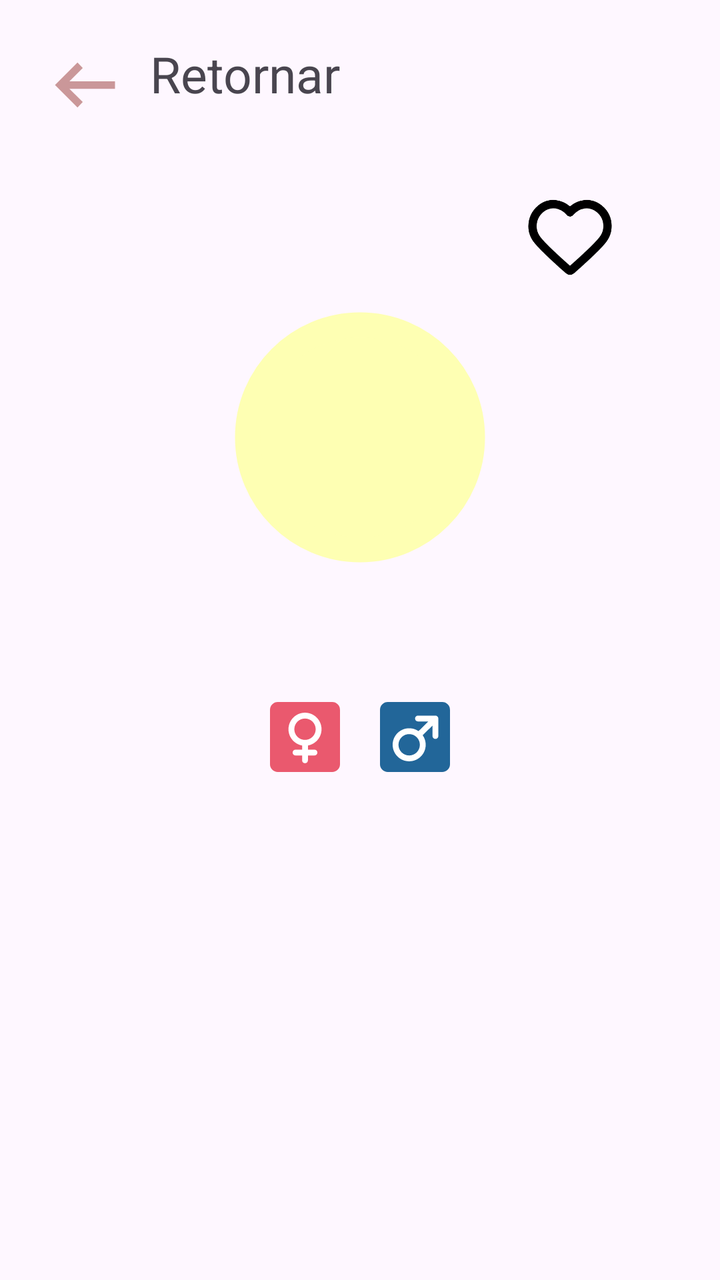
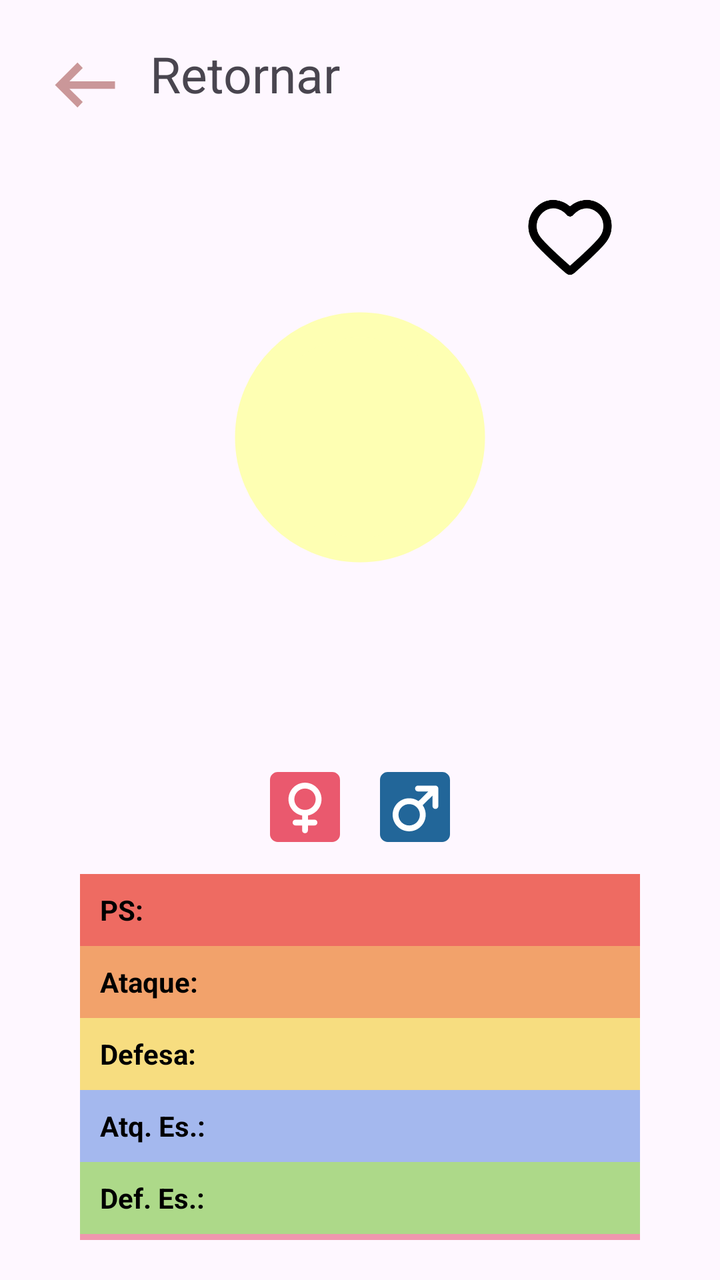

Compare the two renders of this Android layout. The source of the first and the diff that turns it into the second are given below.
<!-- AndroidManifest.xml: application theme Theme.App_Pokemon -->
<!-- res/layout/activity_tela_pokemon.xml -->
<?xml version="1.0" encoding="utf-8"?>
<androidx.constraintlayout.widget.ConstraintLayout xmlns:android="http://schemas.android.com/apk/res/android"
    xmlns:app="http://schemas.android.com/apk/res-auto"
    xmlns:tools="http://schemas.android.com/tools"
    android:id="@+id/main"
    android:layout_width="match_parent"
    android:layout_height="match_parent"
    tools:context="UI.tela_pokemon"
    android:padding="20dp">

    <ImageView
        android:id="@+id/back_arrow"
        android:layout_width="45dp"
        android:layout_height="45dp"
        app:layout_constraintTop_toTopOf="parent"
        app:layout_constraintLeft_toLeftOf="parent"
        android:src="@drawable/outline_arrow_left_alt_24"
/>

    <TextView
        android:id="@+id/title"
        android:layout_width="wrap_content"
        android:layout_height="wrap_content"
        android:text="@string/back_arrow"
        android:textSize="25dp"
        app:layout_constraintTop_toTopOf="parent"
        app:layout_constraintLeft_toRightOf="@id/back_arrow"
        android:layout_marginLeft="10dp"
        />
    <ImageView
        android:id="@+id/is_fav"
        android:layout_width="50dp"
        android:layout_height="50dp"
        android:src="@drawable/heart_svgrepo_com"
        app:layout_constraintTop_toBottomOf="@id/title"
        app:layout_constraintRight_toRightOf="parent"
        android:layout_marginTop="40dp"
        android:layout_marginRight="30dp"
        />
    <ImageView
        android:id="@+id/pokemon"
        android:layout_width="150dp"
        android:layout_height="150dp"
        android:src="@drawable/circle_svgrepo_com"
        app:layout_constraintTop_toBottomOf="@id/is_fav"
        app:layout_constraintStart_toStartOf="parent"
        app:layout_constraintEnd_toEndOf="parent"
        />
    <TextView
        android:id="@+id/nome_poke"
        android:text=""
        android:layout_width="wrap_content"
        android:layout_height="wrap_content"
        android:textSize="28sp"
        android:layout_marginTop="10dp"
        app:layout_constraintTop_toBottomOf="@id/pokemon"
        app:layout_constraintStart_toStartOf="parent"
        app:layout_constraintEnd_toEndOf="parent"
        />
    <ImageView
        android:id="@+id/female_icon"
        android:layout_width="35dp"
        android:layout_height="35dp"
        app:layout_constraintTop_toBottomOf="@id/nome_poke"
        app:layout_constraintLeft_toLeftOf="parent"
        app:layout_constraintRight_toLeftOf="@id/male_icon"
        android:src="@drawable/female_sign_svgrepo_com"
        app:layout_constraintHorizontal_chainStyle="packed"
        android:layout_marginRight="20dp"
        android:layout_marginTop="10dp"
        />

    <ImageView
        android:id="@+id/male_icon"
        android:layout_width="35dp"
        android:layout_height="35dp"
        app:layout_constraintTop_toBottomOf="@id/nome_poke"
        app:layout_constraintLeft_toRightOf="@id/female_icon"
        app:layout_constraintRight_toRightOf="parent"
        android:src="@drawable/male_sign_svgrepo_com"
        android:layout_marginTop="10dp"
        />
</androidx.constraintlayout.widget.ConstraintLayout>
<!-- resources referenced by this layout -->
<resources>
  <!-- drawable circle_svgrepo_com (drawable) -->
  <vector xmlns:android="http://schemas.android.com/apk/res/android"
      android:width="800dp"
      android:height="800dp"
      android:viewportWidth="24"
      android:viewportHeight="24">
    <path
        android:pathData="M21,12C21,16.971 16.971,21 12,21C7.029,21 3,16.971 3,12C3,7.029 7.029,3 12,3C16.971,3 21,7.029 21,12Z"
        android:strokeLineJoin="round"
        android:strokeWidth="2"
        android:fillColor="#FEFFB3"
        android:strokeColor="#FEFFB3"
        android:strokeLineCap="round"/>
  </vector>
  <!-- drawable male_sign_svgrepo_com (drawable) -->
  <vector xmlns:android="http://schemas.android.com/apk/res/android"
      android:width="800dp"
      android:height="800dp"
      android:viewportWidth="36"
      android:viewportHeight="36">
    <path
        android:pathData="M36,32a4,4 0,0 1,-4 4H4a4,4 0,0 1,-4 -4V4a4,4 0,0 1,4 -4h28a4,4 0,0 1,4 4v28z"
        android:fillColor="#269"/>
    <path
        android:pathData="M15,30.5c-4.687,0 -8.5,-3.813 -8.5,-8.5s3.813,-8.5 8.5,-8.5s8.5,3.813 8.5,8.5s-3.813,8.5 -8.5,8.5zM15,16.5c-3.032,0 -5.5,2.468 -5.5,5.5s2.468,5.5 5.5,5.5s5.5,-2.468 5.5,-5.5s-2.468,-5.5 -5.5,-5.5z"
        android:fillColor="#FFF"/>
    <path
        android:pathData="M28.5,7h-8.969a1.5,1.5 0,1 0,0 3h5.348l-7,6.879L20,19l7,-6.879V17.5a1.5,1.5 0,0 0,3 0v-9A1.5,1.5 0,0 0,28.5 7z"
        android:fillColor="#FFF"/>
  </vector>
  <!-- drawable outline_arrow_left_alt_24 (drawable) -->
  <vector xmlns:android="http://schemas.android.com/apk/res/android" android:autoMirrored="true" android:height="24dp" android:tint="#CA9799" android:viewportHeight="960" android:viewportWidth="960" android:width="24dp">
        
      <path android:fillColor="@android:color/white" android:pathData="M400,720L160,480L400,240L456,298L314,440L800,440L800,520L314,520L456,662L400,720Z"/>
      
  </vector>
  <string name="back_arrow">Retornar</string>
  <style name="Theme.App_Pokemon" parent="Base.Theme.App_Pokemon" />
  <style name="Base.Theme.App_Pokemon" parent="Theme.Material3.DayNight.NoActionBar">
          
          
      </style>
  <!-- unchanged entries left out for length: 2 -->
</resources>

<!-- the commit's change to res/layout/activity_tela_pokemon.xml (unified diff, before → after) -->
@@ -57,11 +57,40 @@
         app:layout_constraintStart_toStartOf="parent"
         app:layout_constraintEnd_toEndOf="parent"
         />
+    <LinearLayout
+        android:id="@+id/tipos"
+        android:layout_width="wrap_content"
+        android:layout_height="wrap_content"
+        android:orientation="horizontal"
+        android:layout_marginTop="10dp"
+        app:layout_constraintTop_toBottomOf="@id/nome_poke"
+        app:layout_constraintStart_toStartOf="parent"
+        app:layout_constraintEnd_toEndOf="parent">
+        <TextView
+            android:id="@+id/tipo1"
+            android:layout_width="wrap_content"
+            android:layout_height="wrap_content"
+            android:paddingHorizontal="8dp"
+            android:paddingVertical="3dp"
+            android:textColor="@color/white"
+            android:textStyle="bold" />
+        <TextView
+            android:id="@+id/tipo2"
+            android:layout_width="wrap_content"
+            android:layout_height="wrap_content"
+            android:layout_marginStart="16dp"
+            android:paddingHorizontal="8dp"
+            android:paddingVertical="3dp"
+            android:textColor="@color/white"
+            android:textStyle="bold"
+            android:visibility="gone" />
+    </LinearLayout>
+
     <ImageView
         android:id="@+id/female_icon"
         android:layout_width="35dp"
         android:layout_height="35dp"
-        app:layout_constraintTop_toBottomOf="@id/nome_poke"
+        app:layout_constraintTop_toBottomOf="@id/tipos"
         app:layout_constraintLeft_toLeftOf="parent"
         app:layout_constraintRight_toLeftOf="@id/male_icon"
         android:src="@drawable/female_sign_svgrepo_com"
@@ -74,10 +103,203 @@
         android:id="@+id/male_icon"
         android:layout_width="35dp"
         android:layout_height="35dp"
-        app:layout_constraintTop_toBottomOf="@id/nome_poke"
+        app:layout_constraintTop_toBottomOf="@id/tipos"
         app:layout_constraintLeft_toRightOf="@id/female_icon"
         app:layout_constraintRight_toRightOf="parent"
         android:src="@drawable/male_sign_svgrepo_com"
         android:layout_marginTop="10dp"
         />
+
+    
+    <LinearLayout
+        android:id="@+id/stats"
+        android:layout_width="0dp"
+        android:layout_height="wrap_content"
+        android:orientation="vertical"
+        android:layout_marginTop="16dp"
+        android:layout_marginHorizontal="20dp"
+        app:layout_constraintTop_toBottomOf="@id/female_icon"
+        app:layout_constraintStart_toStartOf="parent"
+        app:layout_constraintEnd_toEndOf="parent">
+        <LinearLayout
+            android:layout_width="match_parent"
+            android:layout_height="36dp"
+            android:orientation="horizontal"
+            android:gravity="center_vertical"
+            android:paddingHorizontal="10dp"
+            android:background="@color/stat_hp_fundo">
+            <TextView
+                android:layout_width="105dp"
+                android:layout_height="wrap_content"
+                android:text="@string/stat_hp"
+                android:textStyle="bold"
+                android:textColor="@color/black" />
+            <TextView
+                android:id="@+id/valor_hp"
+                android:layout_width="45dp"
+                android:layout_height="wrap_content"
+                android:textColor="@color/black" />
+            <ProgressBar
+                android:id="@+id/barra_hp"
+                style="?android:attr/progressBarStyleHorizontal"
+                android:layout_width="0dp"
+                android:layout_weight="1"
+                android:layout_height="22dp"
+                android:minHeight="22dp"
+                android:maxHeight="22dp"
+                android:max="255"
+                android:progressDrawable="@drawable/barra_stat"
+                android:progressTint="@color/stat_hp" />
+        </LinearLayout>
+        <LinearLayout
+            android:layout_width="match_parent"
+            android:layout_height="36dp"
+            android:orientation="horizontal"
+            android:gravity="center_vertical"
+            android:paddingHorizontal="10dp"
+            android:background="@color/stat_ataque_fundo">
+            <TextView
+                android:layout_width="105dp"
+                android:layout_height="wrap_content"
+                android:text="@string/stat_ataque"
+                android:textStyle="bold"
+                android:textColor="@color/black" />
+            <TextView
+                android:id="@+id/valor_ataque"
+                android:layout_width="45dp"
+                android:layout_height="wrap_content"
+                android:textColor="@color/black" />
+            <ProgressBar
+                android:id="@+id/barra_ataque"
+                style="?android:attr/progressBarStyleHorizontal"
+                android:layout_width="0dp"
+                android:layout_weight="1"
+                android:layout_height="22dp"
+                android:minHeight="22dp"
+                android:maxHeight="22dp"
+                android:max="255"
+                android:progressDrawable="@drawable/barra_stat"
+                android:progressTint="@color/stat_ataque" />
+        </LinearLayout>
+        <LinearLayout
+            android:layout_width="match_parent"
+            android:layout_height="36dp"
+            android:orientation="horizontal"
+            android:gravity="center_vertical"
+            android:paddingHorizontal="10dp"
+            android:background="@color/stat_defesa_fundo">
+            <TextView
+                android:layout_width="105dp"
+                android:layout_height="wrap_content"
+                android:text="@string/stat_defesa"
+                android:textStyle="bold"
+                android:textColor="@color/black" />
+            <TextView
+                android:id="@+id/valor_defesa"
+                android:layout_width="45dp"
+                android:layout_height="wrap_content"
+                android:textColor="@color/black" />
+            <ProgressBar
+                android:id="@+id/barra_defesa"
+                style="?android:attr/progressBarStyleHorizontal"
+                android:layout_width="0dp"
+                android:layout_weight="1"
+                android:layout_height="22dp"
+                android:minHeight="22dp"
+                android:maxHeight="22dp"
+                android:max="255"
+                android:progressDrawable="@drawable/barra_stat"
+                android:progressTint="@color/stat_defesa" />
+        </LinearLayout>
+        <LinearLayout
+            android:layout_width="match_parent"
+            android:layout_height="36dp"
+            android:orientation="horizontal"
+            android:gravity="center_vertical"
+            android:paddingHorizontal="10dp"
+            android:background="@color/stat_atq_es_fundo">
+            <TextView
+                android:layout_width="105dp"
+                android:layout_height="wrap_content"
+                android:text="@string/stat_atq_es"
+                android:textStyle="bold"
+                android:textColor="@color/black" />
+            <TextView
+                android:id="@+id/valor_atq_es"
+                android:layout_width="45dp"
+                android:layout_height="wrap_content"
+                android:textColor="@color/black" />
+            <ProgressBar
+                android:id="@+id/barra_atq_es"
+                style="?android:attr/progressBarStyleHorizontal"
+                android:layout_width="0dp"
+                android:layout_weight="1"
+                android:layout_height="22dp"
+                android:minHeight="22dp"
+                android:maxHeight="22dp"
+                android:max="255"
+                android:progressDrawable="@drawable/barra_stat"
+                android:progressTint="@color/stat_atq_es" />
+        </LinearLayout>
+        <LinearLayout
+            android:layout_width="match_parent"
+            android:layout_height="36dp"
+            android:orientation="horizontal"
+            android:gravity="center_vertical"
+            android:paddingHorizontal="10dp"
+            android:background="@color/stat_def_es_fundo">
+            <TextView
+                android:layout_width="105dp"
+                android:layout_height="wrap_content"
+                android:text="@string/stat_def_es"
+                android:textStyle="bold"
+                android:textColor="@color/black" />
+            <TextView
+                android:id="@+id/valor_def_es"
+                android:layout_width="45dp"
+                android:layout_height="wrap_content"
+                android:textColor="@color/black" />
+            <ProgressBar
+                android:id="@+id/barra_def_es"
+                style="?android:attr/progressBarStyleHorizontal"
+                android:layout_width="0dp"
+                android:layout_weight="1"
+                android:layout_height="22dp"
+                android:minHeight="22dp"
+                android:maxHeight="22dp"
+                android:max="255"
+                android:progressDrawable="@drawable/barra_stat"
+                android:progressTint="@color/stat_def_es" />
+        </LinearLayout>
+        <LinearLayout
+            android:layout_width="match_parent"
+            android:layout_height="36dp"
+            android:orientation="horizontal"
+            android:gravity="center_vertical"
+            android:paddingHorizontal="10dp"
+            android:background="@color/stat_velocidade_fundo">
+            <TextView
+                android:layout_width="105dp"
+                android:layout_height="wrap_content"
+                android:text="@string/stat_velocidade"
+                android:textStyle="bold"
+                android:textColor="@color/black" />
+            <TextView
+                android:id="@+id/valor_velocidade"
+                android:layout_width="45dp"
+                android:layout_height="wrap_content"
+                android:textColor="@color/black" />
+            <ProgressBar
+                android:id="@+id/barra_velocidade"
+                style="?android:attr/progressBarStyleHorizontal"
+                android:layout_width="0dp"
+                android:layout_weight="1"
+                android:layout_height="22dp"
+                android:minHeight="22dp"
+                android:maxHeight="22dp"
+                android:max="255"
+                android:progressDrawable="@drawable/barra_stat"
+                android:progressTint="@color/stat_velocidade" />
+        </LinearLayout>
+    </LinearLayout>
 </androidx.constraintlayout.widget.ConstraintLayout>
<!-- resource entries referenced after the edit -->
@@ -1,5 +1,35 @@
 <!-- resources referenced by this layout -->
 <resources>
+  <color name="black">#FF000000</color>
+  <color name="stat_ataque">#EE8130</color>
+  <color name="stat_ataque_fundo">#F2A26B</color>
+  <color name="stat_atq_es">#6C8BE6</color>
+  <color name="stat_atq_es_fundo">#A4B8EE</color>
+  <color name="stat_def_es">#7CC24F</color>
+  <color name="stat_def_es_fundo">#ADD989</color>
+  <color name="stat_defesa">#F2CF4E</color>
+  <color name="stat_defesa_fundo">#F7DD80</color>
+  <color name="stat_hp">#E3302A</color>
+  <color name="stat_hp_fundo">#EE6B62</color>
+  <color name="stat_velocidade">#E8648A</color>
+  <color name="stat_velocidade_fundo">#EF97AE</color>
+  <color name="white">#FFFFFFFF</color>
+  <!-- drawable barra_stat (drawable) -->
+  <?xml version="1.0" encoding="utf-8"?>
+  <layer-list xmlns:android="http://schemas.android.com/apk/res/android">
+      <item android:id="@android:id/background">
+          <shape android:shape="rectangle">
+              <solid android:color="@android:color/transparent" />
+          </shape>
+      </item>
+      <item android:id="@android:id/progress">
+          <clip>
+              <shape android:shape="rectangle">
+                  <solid android:color="@android:color/white" />
+              </shape>
+          </clip>
+      </item>
+  </layer-list>
   <!-- drawable circle_svgrepo_com (drawable) -->
   <vector xmlns:android="http://schemas.android.com/apk/res/android"
       android:width="800dp"
@@ -37,6 +67,12 @@
       
   </vector>
   <string name="back_arrow">Retornar</string>
+  <string name="stat_ataque">Ataque:</string>
+  <string name="stat_atq_es">Atq. Es.:</string>
+  <string name="stat_def_es">Def. Es.:</string>
+  <string name="stat_defesa">Defesa:</string>
+  <string name="stat_hp">PS:</string>
+  <string name="stat_velocidade">Velocidade:</string>
   <style name="Theme.App_Pokemon" parent="Base.Theme.App_Pokemon" />
   <style name="Base.Theme.App_Pokemon" parent="Theme.Material3.DayNight.NoActionBar">
           
